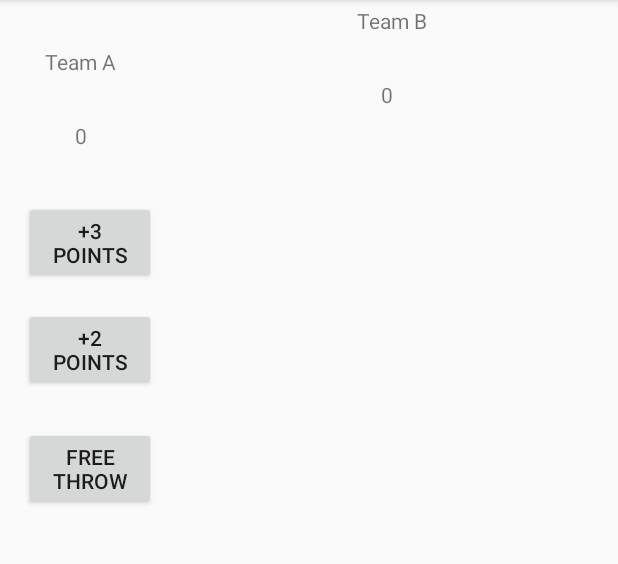
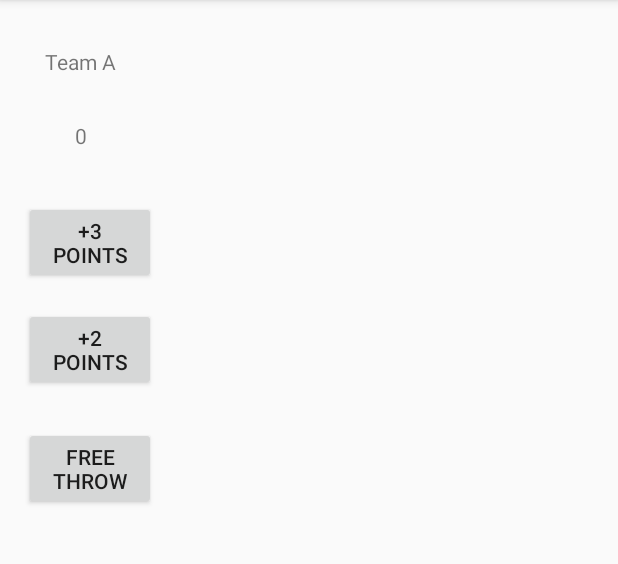
Before and after one commit to jolenen/CourtCounter, an Android app: the screen it shows after launch (MainActivity), on a phone screen of 412 x 824 dp, the part 84-648 px from its top. Run offline under Robolectric (Android 15) with nearby library versions, the phone set to English and light mode, and no system bars.

```diff
--- a/app/src/main/res/layout/activity_main.xml
+++ b/app/src/main/res/layout/activity_main.xml
@@ -11,99 +11,74 @@
         android:id="@+id/txtTeamA"
         android:layout_width="0dp"
         android:layout_height="wrap_content"
+        android:layout_marginLeft="26dp"
         android:layout_marginStart="26dp"
+        android:layout_marginTop="27dp"
         android:padding="4dp"
         android:text="Team A"
-        tools:layout_constraintTop_creator="1"
-        android:layout_marginTop="27dp"
-        tools:layout_constraintLeft_creator="1"
         app:layout_constraintLeft_toLeftOf="parent"
         app:layout_constraintTop_toTopOf="parent"
-        android:layout_marginLeft="26dp" />
+        tools:layout_constraintLeft_creator="1"
+        tools:layout_constraintTop_creator="1" />
+
     <TextView
         android:id="@+id/team_a_score"
         android:layout_width="0dp"
         android:layout_height="wrap_content"
         android:layout_marginEnd="20dp"
+        android:layout_marginLeft="20dp"
+        android:layout_marginRight="20dp"
         android:layout_marginStart="20dp"
+        android:layout_marginTop="22dp"
         android:padding="4dp"
         android:text="0"
-        tools:layout_constraintTop_creator="1"
-        tools:layout_constraintRight_creator="1"
+        app:layout_constraintLeft_toLeftOf="@+id/txtTeamA"
         app:layout_constraintTop_toBottomOf="@+id/txtTeamA"
         tools:layout_constraintLeft_creator="1"
-        app:layout_constraintLeft_toLeftOf="@+id/txtTeamA"
-        android:layout_marginTop="22dp"
-        android:layout_marginLeft="20dp"
-        android:layout_marginRight="20dp" />
-    <TextView
-        android:layout_width="88dp"
-        android:layout_height="wrap_content"
-        android:layout_marginEnd="90dp"
-        android:padding="4dp"
-        android:text="Team B"
-        android:id="@+id/textView4"
-        tools:layout_constraintTop_creator="1"
         tools:layout_constraintRight_creator="1"
-        app:layout_constraintRight_toRightOf="parent"
-        android:layout_marginTop="27dp"
-        android:layout_marginRight="90dp" />
-    <TextView
-        android:id="@+id/team_b_score"
-        android:layout_width="0dp"
-        android:layout_height="wrap_content"
-        android:layout_marginEnd="145dp"
-        android:layout_marginStart="146dp"
-        android:padding="4dp"
-        android:text="0"
-        tools:layout_constraintTop_creator="1"
-        tools:layout_constraintRight_creator="1"
-        app:layout_constraintRight_toRightOf="parent"
-        android:layout_marginTop="22dp"
-        app:layout_constraintTop_toBottomOf="@+id/textView4"
-        tools:layout_constraintLeft_creator="1"
-        app:layout_constraintLeft_toRightOf="@+id/points3A" />
+        tools:layout_constraintTop_creator="1" />
+
 
     <Button
         android:id="@+id/points3A"
         android:layout_width="88dp"
         android:layout_height="wrap_content"
+        android:layout_marginLeft="16dp"
         android:layout_marginStart="16dp"
+        android:layout_marginTop="30dp"
         android:onClick="addThreeForTeamA"
         android:text="+3 Points"
-        tools:layout_constraintTop_creator="1"
-        android:layout_marginTop="30dp"
+        app:layout_constraintLeft_toLeftOf="parent"
         app:layout_constraintTop_toBottomOf="@+id/team_a_score"
         tools:layout_constraintLeft_creator="1"
-        app:layout_constraintLeft_toLeftOf="parent"
-        android:layout_marginLeft="16dp" />
+        tools:layout_constraintTop_creator="1" />
 
     <Button
         android:id="@+id/points2A"
         android:layout_width="88dp"
         android:layout_height="wrap_content"
+        android:layout_marginTop="16dp"
         android:onClick="addTwoForTeamA"
         android:text="+2 Points"
-        tools:layout_constraintTop_creator="1"
-        tools:layout_constraintRight_creator="1"
+        app:layout_constraintLeft_toLeftOf="@+id/points3A"
         app:layout_constraintRight_toRightOf="@+id/points3A"
-        android:layout_marginTop="16dp"
         app:layout_constraintTop_toBottomOf="@+id/points3A"
         tools:layout_constraintLeft_creator="1"
-        app:layout_constraintLeft_toLeftOf="@+id/points3A" />
+        tools:layout_constraintRight_creator="1"
+        tools:layout_constraintTop_creator="1" />
 
     <Button
         android:id="@+id/freeA"
         android:layout_width="88dp"
         android:layout_height="wrap_content"
+        android:layout_marginTop="24dp"
         android:onClick="addOneForTeamA"
         android:text="Free throw"
-        tools:layout_constraintTop_creator="1"
-        tools:layout_constraintRight_creator="1"
+        app:layout_constraintLeft_toLeftOf="@+id/points2A"
         app:layout_constraintRight_toRightOf="@+id/points2A"
-        android:layout_marginTop="24dp"
         app:layout_constraintTop_toBottomOf="@+id/points2A"
         tools:layout_constraintLeft_creator="1"
-        app:layout_constraintLeft_toLeftOf="@+id/points2A" />
+        tools:layout_constraintRight_creator="1"
+        tools:layout_constraintTop_creator="1" />
 
 </android.support.constraint.ConstraintLayout>
```
Also changed, not shown: 1 other file.
